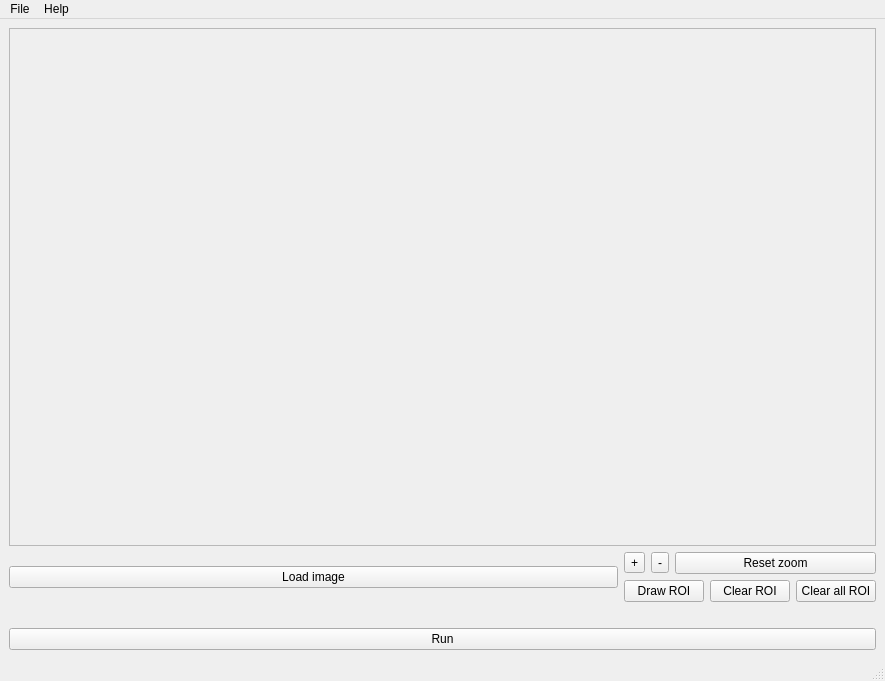
Before: the Qt Designer form qtgui/main_view.ui in tsbb11stressedblood/stressedblood, drawn with Qt 5.
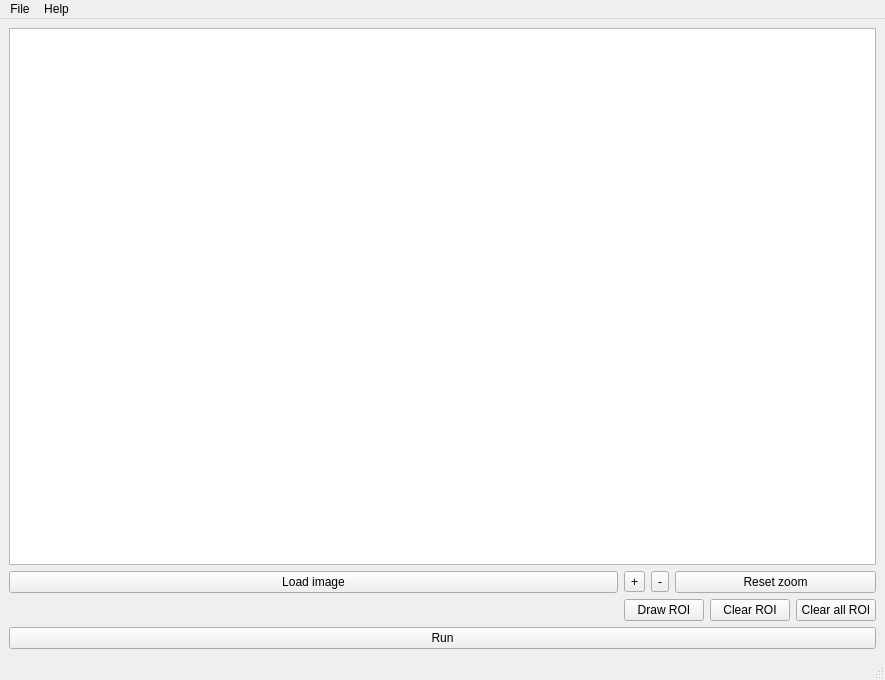
After: the same form once the commit is applied.

```diff
--- a/qtgui/main_view.ui
+++ b/qtgui/main_view.ui
@@ -7,7 +7,7 @@
     <x>0</x>
     <y>0</y>
     <width>885</width>
-    <height>681</height>
+    <height>680</height>
    </rect>
   </property>
   <property name="windowTitle">
@@ -18,31 +18,26 @@
     <item>
      <layout class="QVBoxLayout" name="verticalLayout_2">
       <item>
-       <layout class="QVBoxLayout" name="verticalLayout_3">
-        <item>
-         <widget class="QScrollArea" name="scrollArea">
-          <property name="widgetResizable">
-           <bool>true</bool>
-          </property>
-          <widget class="QWidget" name="scrollAreaWidgetContents">
-           <property name="geometry">
-            <rect>
-             <x>0</x>
-             <y>0</y>
-             <width>861</width>
-             <height>487</height>
-            </rect>
-           </property>
-          </widget>
-         </widget>
-        </item>
-       </layout>
+       <widget class="QGraphicsView" name="graphicsView">
+        <property name="backgroundBrush">
+         <brush brushstyle="NoBrush">
+          <color alpha="255">
+           <red>0</red>
+           <green>255</green>
+           <blue>0</blue>
+          </color>
+         </brush>
+        </property>
+        <property name="dragMode">
+         <enum>QGraphicsView::NoDrag</enum>
+        </property>
+       </widget>
       </item>
      </layout>
     </item>
     <item>
      <layout class="QHBoxLayout" name="horizontalLayout">
-      <item>
+      <item alignment="Qt::AlignTop">
        <widget class="QPushButton" name="pushButton">
         <property name="enabled">
          <bool>true</bool>
@@ -117,19 +112,6 @@
       </item>
      </layout>
     </item>
-    <item>
-     <spacer name="horizontalSpacer">
-      <property name="orientation">
-       <enum>Qt::Horizontal</enum>
-      </property>
-      <property name="sizeHint" stdset="0">
-       <size>
-        <width>40</width>
-        <height>20</height>
-       </size>
-      </property>
-     </spacer>
-    </item>
     <item>
      <widget class="QPushButton" name="pushButton_3">
       <property name="text">
```
Left out of the diff: 5 changed lines with no effect on the pictures.
